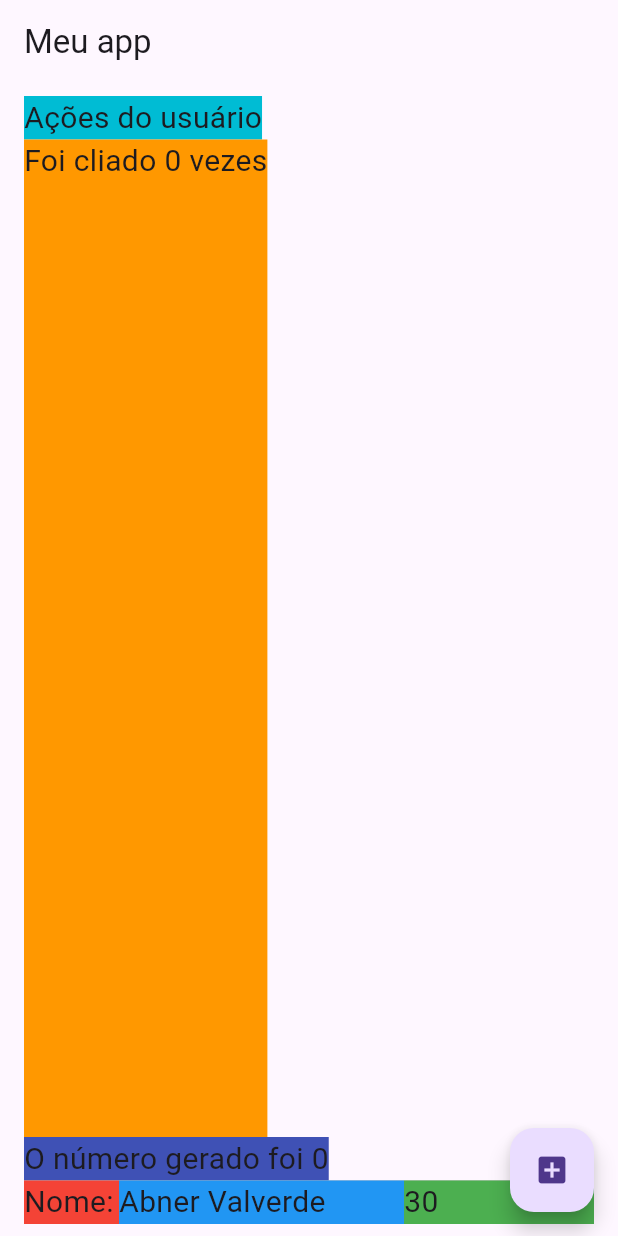
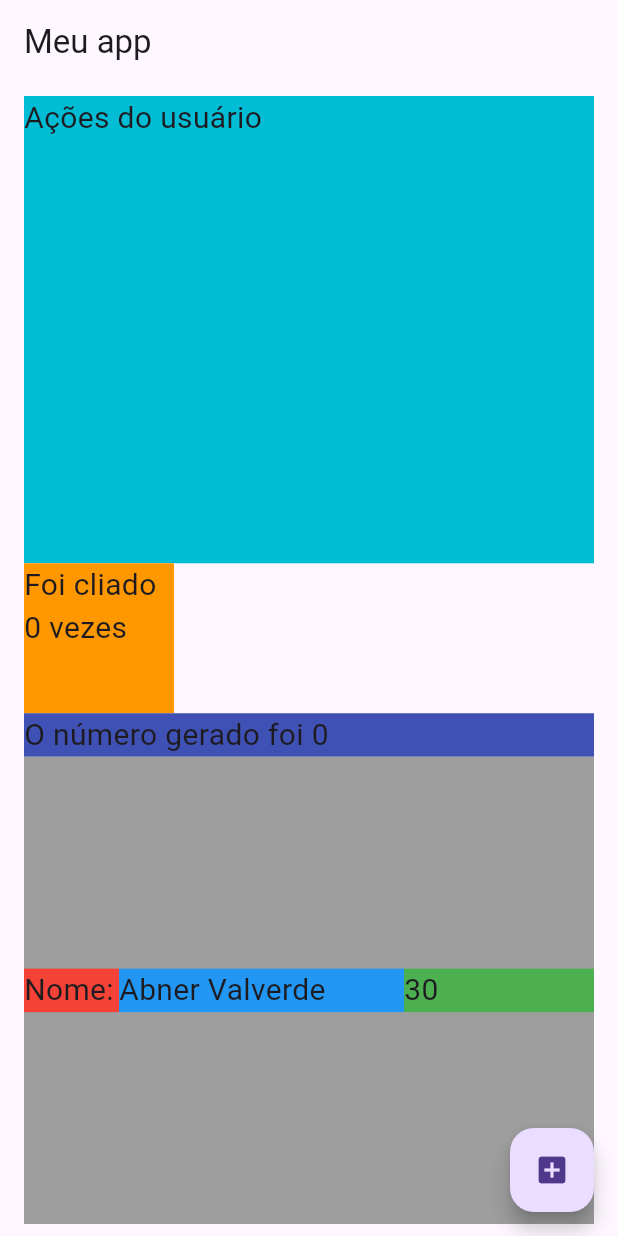
Before and after one commit to abner1abc/trilhaapp, a Flutter app: the screen it shows after launch, on a phone screen of 412 x 824 dp. Run offline on Flutter 3.47's test engine with Material 3 defaults, Android fonts, the phone set to English and light mode, and no system bars; our stand-ins replace google_fonts; Roboto replaces fonts that are missing (Acme).

Commit message:
modified small ins home page

```diff
--- a/lib/pages/home_page.dart
+++ b/lib/pages/home_page.dart
@@ -30,14 +30,19 @@ class _HomePageState extends State<HomePage> {
           crossAxisAlignment: CrossAxisAlignment.start,
           mainAxisAlignment: MainAxisAlignment.start,
           children: [
-            Container(
+            Expanded(
+              child: Container(
+                width: double.infinity,
                 color: Colors.cyan,
                 child: Text(
                   "Ações do usuário",
                   style: GoogleFonts.acme(fontSize: 20),
                 ),
               ),
-            Expanded(
+            ),
+            SizedBox(
+              width: 100,
+              height: 100,
               child: Container(
                 color: Colors.orange,
                 child: Text(
@@ -47,13 +52,16 @@ class _HomePageState extends State<HomePage> {
               ),
             ),
             Container(
+              width: double.infinity,
               color: Colors.indigo,
               child: Text(
                 "O número gerado foi $numeroGerado",
                 style: GoogleFonts.acme(fontSize: 20),
               ),
             ),
-            Container(
+            Expanded(
+              child: Container(
+                width: double.infinity,
                 color: Colors.grey,
                 child: Row(
                   mainAxisAlignment: MainAxisAlignment.start,
@@ -90,6 +98,7 @@ class _HomePageState extends State<HomePage> {
                     ),
                   ],
                 ),
+              ),
             )
           ],
         ),
```
Lines whose indentation alone changed are shown as unchanged.
